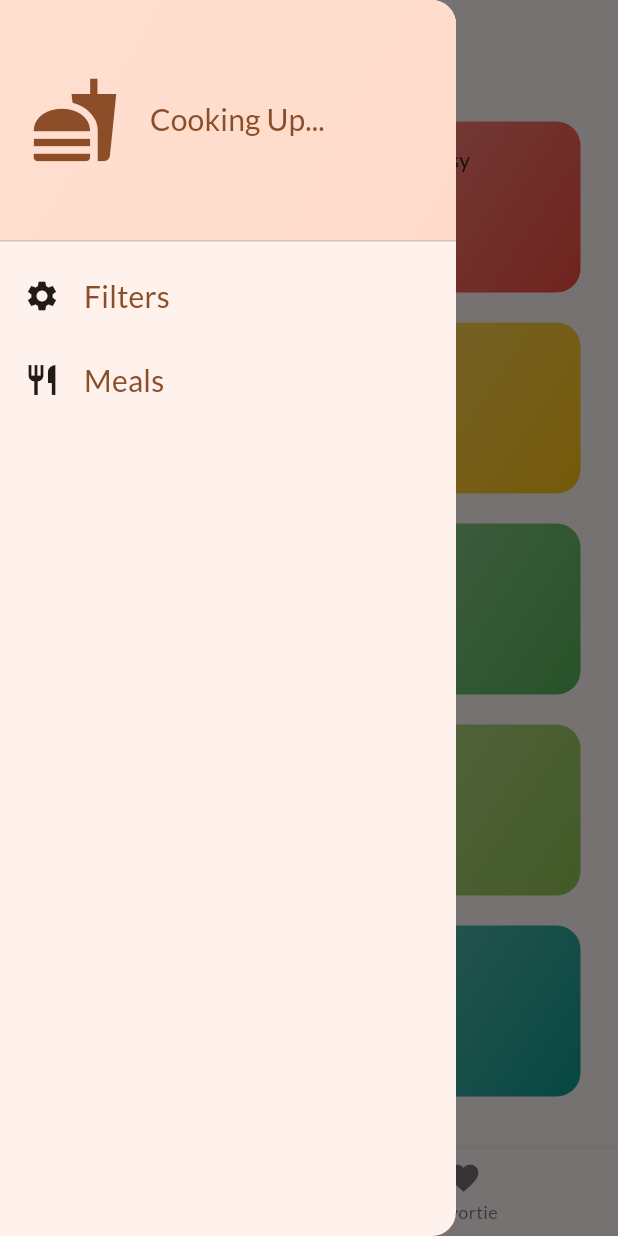
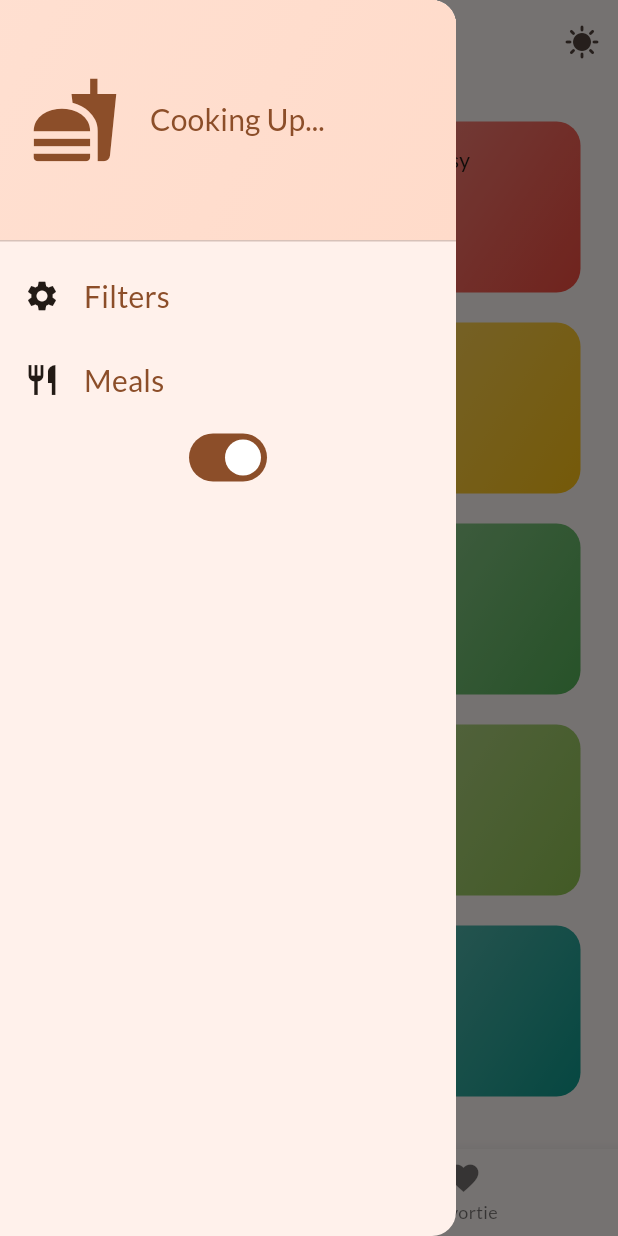
Before and after one commit to spector-0110/Meals, a Flutter app: the screen it shows after launch, with the side drawer open, on a phone screen of 412 x 824 dp. Run offline on Flutter 3.47's test engine with Material 2 defaults, Android fonts, the phone set to English and light mode, and no system bars; our stand-ins replace google_fonts, transparent_image.

Commit message:
mode change buttons added

```diff
--- a/lib/main.dart
+++ b/lib/main.dart
@@ -6,10 +6,15 @@ void main() {
   runApp(MyApp());
 }
 
-class MyApp extends StatelessWidget {
+class MyApp extends StatefulWidget {
   MyApp({super.key});
 
-  final theme = ThemeData(
+  @override
+  State<MyApp> createState() => _MyAppState();
+}
+
+class _MyAppState extends State<MyApp> {
+  final _lightTheme = ThemeData(
     useMaterial3: true,
     colorScheme: ColorScheme.fromSeed(
       brightness: Brightness.light,
@@ -18,11 +23,27 @@ class MyApp extends StatelessWidget {
     textTheme: GoogleFonts.latoTextTheme(),
   );
 
+  final _darkTheme = ThemeData(
+    useMaterial3: true,
+    colorScheme: ColorScheme.fromSeed(
+      brightness: Brightness.dark,
+      seedColor: const Color.fromARGB(255, 131, 57, 0),
+    ),
+    textTheme: GoogleFonts.latoTextTheme(),
+  );
+  bool currentMode = true;
+  void onChangeMode(bool initialMode) {
+    setState(() {
+      initialMode = !initialMode;
+      currentMode = !currentMode;
+    });
+  }
+
   @override
   Widget build(context) {
     return MaterialApp(
-      theme: theme,
-      home: const TabsScreen(),
+      theme: currentMode ? _lightTheme : _darkTheme,
+      home: TabsScreen(onChangeMode: onChangeMode ,currentMode:currentMode ),
     );
   }
 }
--- a/lib/screens/tab_screen_state.dart
+++ b/lib/screens/tab_screen_state.dart
@@ -1,3 +1,5 @@
+import 'dart:ui';
+
 import 'package:flutter/material.dart';
 import 'package:meals_app/data/dummy_data.dart';
 import 'package:meals_app/models/meal.dart';
@@ -14,7 +16,10 @@ const kInitialFilters = {
 };
 
 class TabsScreen extends StatefulWidget {
-  const TabsScreen({super.key});
+  const TabsScreen(
+      {super.key, required this.onChangeMode, this.currentMode = true});
+  final Function(bool) onChangeMode;
+  final currentMode;
 
   @override
   State<TabsScreen> createState() {
@@ -105,9 +110,21 @@ class _TabsScreenState extends State<TabsScreen> {
     return Scaffold(
       drawer: MainDrawer(
         onSelectFilters: _setScreen,
+        onChangeMode: widget.onChangeMode,
+        currentMode: widget.currentMode,
       ),
       appBar: AppBar(
         title: Text(activePageTitle),
+        actions: [
+          IconButton(
+            onPressed: () {
+              widget.onChangeMode(widget.currentMode);
+            },
+            icon: widget.currentMode
+                ? const Icon(Icons.sunny)
+                : const Icon(Icons.dark_mode),
+          )
+        ],
       ),
       body: activePage,
       bottomNavigationBar: BottomNavigationBar(
--- a/lib/widgets/main_drawer.dart
+++ b/lib/widgets/main_drawer.dart
@@ -1,9 +1,14 @@
 import 'package:flutter/material.dart';
 
 class MainDrawer extends StatelessWidget {
-  const MainDrawer({super.key, required this.onSelectFilters});
+  MainDrawer(
+      {super.key, required this.onSelectFilters, required this.onChangeMode,required this.currentMode});
 
   final void Function(String) onSelectFilters;
+  final Function(bool) onChangeMode;
+  final currentMode;
+
+  // bool isLightMode = false;
 
   @override
   Widget build(context) {
@@ -59,7 +64,7 @@ class MainDrawer extends StatelessWidget {
             color: Theme.of(context).colorScheme.onBackground,
           ),
           onTap: () {
-          onSelectFilters('Meals');
+            onSelectFilters('Meals');
           },
           title: Text(
             'Meals',
@@ -67,6 +72,12 @@ class MainDrawer extends StatelessWidget {
                 color: Theme.of(context).colorScheme.primary, fontSize: 20),
           ),
         ),
+        Switch(
+          value: currentMode,
+          onChanged: (value) {
+            onChangeMode(value);
+          },
+        )
       ]),
     );
   }
```
